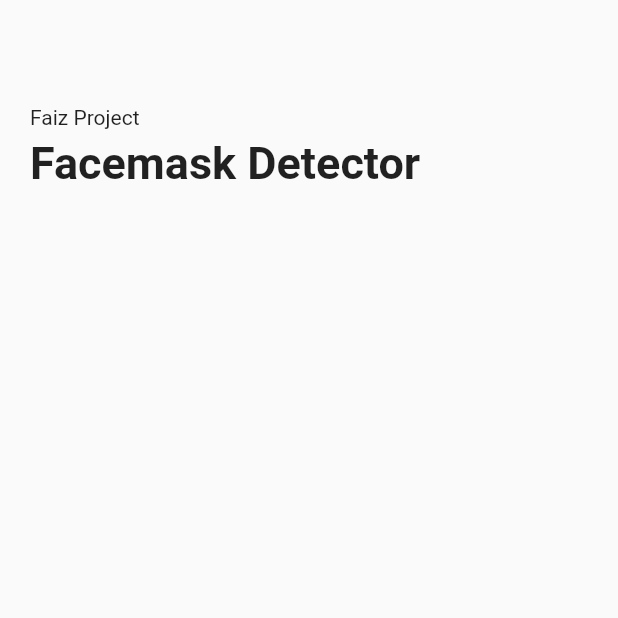
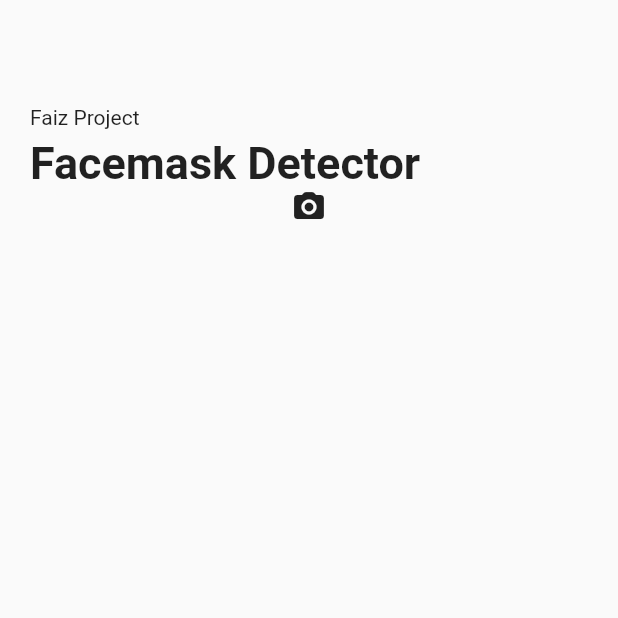
Before and after one commit to faizdamar1/flutter_facemask_detector, a Flutter app: the HomePage screen opened directly, on a phone screen of 412 x 824 dp, the top half of it. Run offline on Flutter 3.47's test engine with Material 2 defaults, Android fonts, the phone set to English and light mode, and no system bars; our stand-ins replace camera.

Commit message:
set available cameras

```diff
--- a/lib/screen/home_page.dart
+++ b/lib/screen/home_page.dart
@@ -1,4 +1,5 @@
 import 'package:camera/camera.dart';
+import 'package:facemask_detector/main.dart';
 import 'package:flutter/material.dart';
 
 class HomePage extends StatefulWidget {
@@ -10,10 +11,37 @@ class HomePage extends StatefulWidget {
 
 class _HomePageState extends State<HomePage> {
   CameraImage? imgCamera;
-  CameraController? cameraController;
+  CameraController cameraController =
+      CameraController(cameras![0], ResolutionPreset.medium);
+
+  bool isWorking = false;
+  String result = '';
+
+  initCamera() {
+    cameraController.initialize().then((value) {
+      if (!mounted) return;
+
+      setState(() {
+        cameraController.startImageStream((image) {
+          if (!isWorking) {
+            isWorking = true;
+            imgCamera = image;
+          }
+        });
+      });
+    });
+  }
+
   @override
   void initState() {
     super.initState();
+    initCamera();
+  }
+
+  @override
+  void dispose() {
+    cameraController.dispose();
+    super.dispose();
   }
 
   @override
@@ -23,14 +51,22 @@ class _HomePageState extends State<HomePage> {
         padding: const EdgeInsets.all(20),
         child: ListView(
           // crossAxisAlignment: CrossAxisAlignment.center,
-          children: const [
-            SizedBox(height: 50),
-            Text("Faiz Project"),
-            SizedBox(height: 5),
-            Text(
+          children: [
+            const SizedBox(height: 50),
+            const Text("Faiz Project"),
+            const SizedBox(height: 5),
+            const Text(
               "Facemask Detector",
               style: TextStyle(fontSize: 30, fontWeight: FontWeight.bold),
             ),
+            (cameraController.value.isInitialized)
+                ? const Center(
+                    child: Icon(Icons.camera_alt_rounded),
+                  )
+                : AspectRatio(
+                    aspectRatio: cameraController.value.aspectRatio,
+                    child: CameraPreview(cameraController),
+                  )
           ],
         ),
       ),
```
Also changed, not shown: lib/main.dart (+9 -98 lines).
